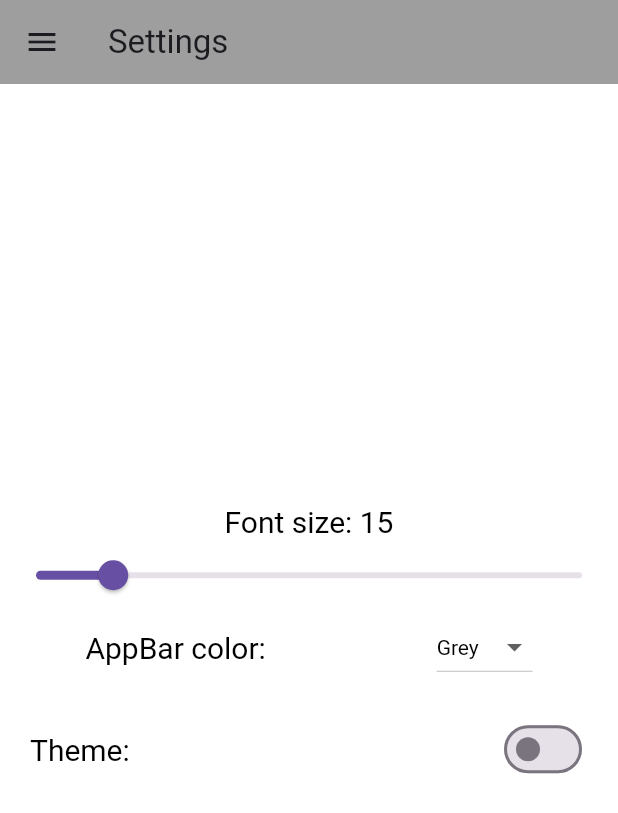
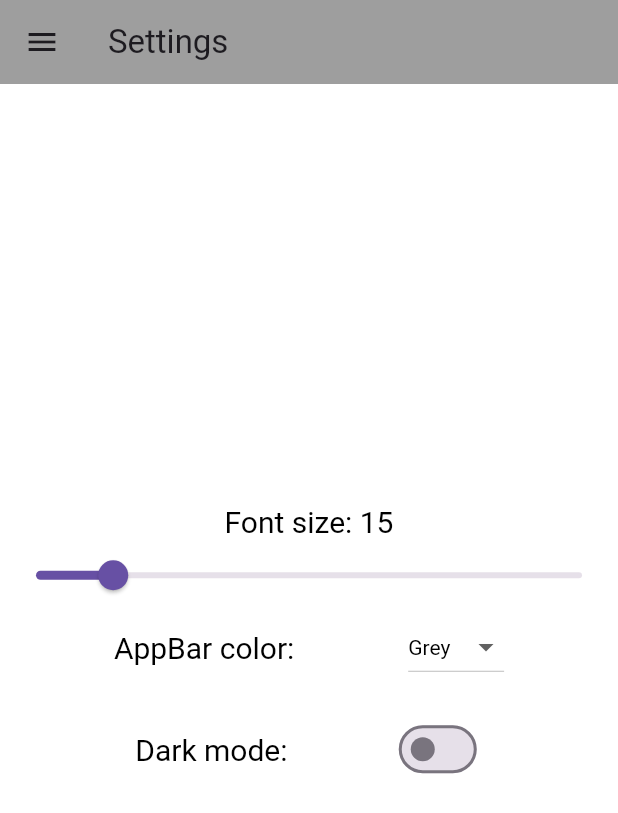
Before and after one commit to nghiep2k3/Moblie_Quan_Ly_Thu_Vien, a Flutter app: the MySettings screen opened by its route, on a phone screen of 412 x 824 dp. Shown: the top 813 px of the screen. Run offline on Flutter 3.47's test engine with Material 3 defaults, Android fonts, the light colour scheme and no system bars; our stand-ins replace carousel_slider, font_awesome_flutter, image_picker; network calls fail.

Commit message:
settings

```diff
--- a/lib/widgets/addbook.dart
+++ b/lib/widgets/addbook.dart
@@ -58,7 +58,7 @@ class _AddBookPageState extends State<AddBookPage> {
               Container(
                 height: 200,
                 decoration: BoxDecoration(
-                  border: Border.all(color: Colors.grey),
+                  border: Border.all(color: Color.fromARGB(255, 0, 0, 0)),
                 ),
                 child: Image.file(
                   _image!,
--- a/lib/widgets/editbook.dart
+++ b/lib/widgets/editbook.dart
@@ -52,6 +52,7 @@ class _EditBookPageState extends State<EditBookPage> {
       body: Padding(
         padding: const EdgeInsets.all(8.0),
         child: Column(
+
           children: <Widget>[
             TextField(
               controller: _titleController,
--- a/lib/widgets/homepage.dart
+++ b/lib/widgets/homepage.dart
@@ -29,7 +29,7 @@ class MyHomePage extends StatelessWidget {
               color: ui.isDarkMode ? Colors.white : Colors.black,
             ),
             child: Container(
-                color: ui.isDarkMode ? Colors.grey : Colors.white,
+                color: ui.isDarkMode ? const Color.fromARGB(255, 0, 0, 0) : Colors.white,
                 padding: EdgeInsets.all(20.0),
                 child: SingleChildScrollView(
                   child: Column(children: <Widget>[
--- a/lib/widgets/managementpage.dart
+++ b/lib/widgets/managementpage.dart
@@ -88,7 +88,7 @@ class _ManagementPage extends State<ManagementPage> {
           ],
         ),
         body: Container(
-          color: ui.isDarkMode ? Colors.grey : Colors.white,
+          color: ui.isDarkMode ? Color.fromARGB(255, 0, 0, 0) : Colors.white,
           child: GridView.builder(
             gridDelegate: SliverGridDelegateWithFixedCrossAxisCount(
               crossAxisCount: width > 600
--- a/lib/widgets/muonsach.dart
+++ b/lib/widgets/muonsach.dart
@@ -12,6 +12,7 @@ class Muonsach extends StatefulWidget {
 
 class _MyApp2State extends State<Muonsach> {
   var searchQuery = " ";
+  bool isDarkMode = false; // Thêm thuộc tính isDarkMode
   List<Book> allBooks = [
     Book(
       title: 'Lập Trình Flutter',
@@ -244,7 +245,7 @@ class _MyApp2State extends State<Muonsach> {
           backgroundColor: ui.appBarColor,
         ),
         body: Container(
-          color: ui.isDarkMode ? Colors.grey : Colors.white,
+          color: ui.isDarkMode ? const Color.fromARGB(255, 0, 0, 0) : Colors.white,
           child: Column(
             children: [
               Padding(
--- a/lib/widgets/return_book.dart
+++ b/lib/widgets/return_book.dart
@@ -72,7 +72,7 @@ class _ReturnBookState extends State<ReturnBook> {
         ),
         body: SingleChildScrollView(
           child: Container(
-            color: value.isDarkMode ? Colors.grey : Colors.white,
+            color: value.isDarkMode ? Color.fromARGB(255, 0, 0, 0) : Colors.white,
             child: Padding(
               padding: const EdgeInsets.all(10.0),
               child: Column(
--- a/lib/widgets/settings.dart
+++ b/lib/widgets/settings.dart
@@ -19,7 +19,7 @@ class MySettings extends StatelessWidget {
             color: ui.isDarkMode ? Colors.white : Colors.black,
           ),
           child: Container(
-            color: ui.isDarkMode ? Colors.grey : Colors.white,
+            color: ui.isDarkMode ? Color.fromARGB(255, 0, 0, 0) : Colors.white,
             child: Column(
               mainAxisAlignment: MainAxisAlignment.center,
               children: [
@@ -38,7 +38,7 @@ class MySettings extends StatelessWidget {
                   },
                 ),
                 Row(
-                  mainAxisAlignment: MainAxisAlignment.spaceAround,
+                  mainAxisAlignment: MainAxisAlignment.spaceEvenly,
                   children: [
                     Text(
                       "AppBar color:",
@@ -58,7 +58,7 @@ class MySettings extends StatelessWidget {
                             color: ui.isDarkMode ? Colors.white : Colors.black,
                           ),
                           dropdownColor:
-                              ui.isDarkMode ? Colors.grey : Colors.white,
+                              ui.isDarkMode ? Color.fromARGB(255, 0, 0, 0) : Colors.white,
                           items: UserInterface.listColorAppBar
                               .map<DropdownMenuItem<String>>((String value) {
                             return DropdownMenuItem<String>(
@@ -75,10 +75,10 @@ class MySettings extends StatelessWidget {
                 Padding(
                   padding: const EdgeInsets.all(20.0),
                   child: Row(
-                    mainAxisAlignment: MainAxisAlignment.spaceBetween,
+                    mainAxisAlignment: MainAxisAlignment.spaceEvenly,
                     children: [
                       Text(
-                        "Theme:",
+                        "Dark mode:",
                         style: TextStyle(
                           fontSize: 20,
                         ),
```
Also changed, not shown: lib/main.dart (+1 -41 lines), lib/widgets/info.dart (+25 -38 lines), lib/widgets/theme_provider.dart (deleted, +0 -30 lines).
